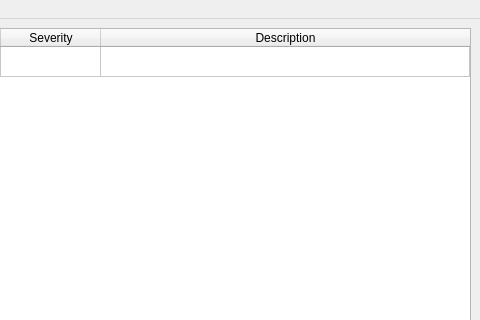
Above: RunScanWindow.ui from SeanDavies22/Vibing-Leopards before the change; both pictures show x 320 to 800 and y 0 to 320 of the 800 by 575 pixel window. Below: the same form after it.
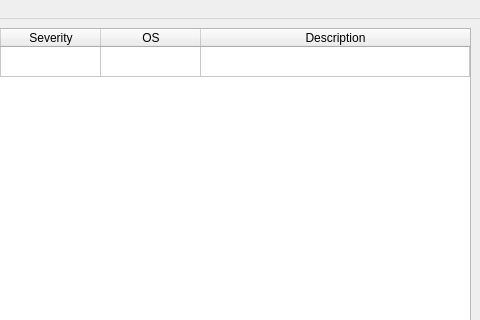
That is the form after the change.

Commit message: Added new column for os

The edit to the form file:
```diff
--- a/RunScanWindow.ui
+++ b/RunScanWindow.ui
@@ -109,6 +109,9 @@
         <property name="mouseTracking">
          <bool>false</bool>
         </property>
+        <property name="horizontalScrollBarPolicy">
+         <enum>Qt::ScrollBarAsNeeded</enum>
+        </property>
         <property name="sizeAdjustPolicy">
          <enum>QAbstractScrollArea::AdjustToContents</enum>
         </property>
@@ -121,6 +124,9 @@
         <property name="sortingEnabled">
          <bool>true</bool>
         </property>
+        <property name="wordWrap">
+         <bool>true</bool>
+        </property>
         <property name="rowCount">
          <number>1</number>
         </property>
@@ -172,6 +178,11 @@
           <string>Severity</string>
          </property>
         </column>
+        <column>
+         <property name="text">
+          <string>OS</string>
+         </property>
+        </column>
         <column>
          <property name="text">
           <string>Description</string>
```
Left out of the diff: 9 changed lines with no effect on the pictures. The commit also changes 3 other files.
